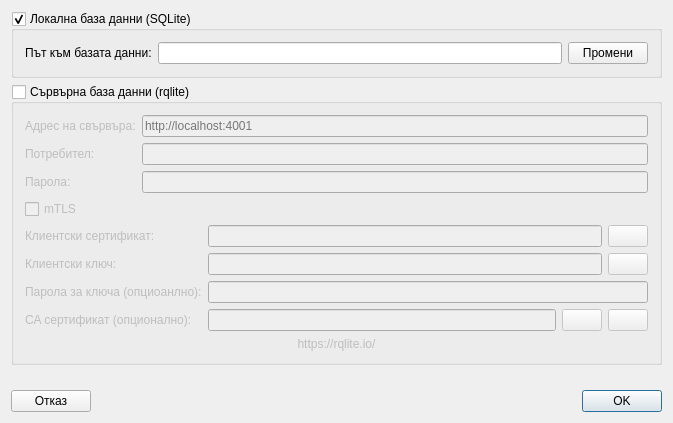
thefinalcutbg/DinoDent, file src/View/Widgets/DbSettingsDialog.ui: the form before one commit.
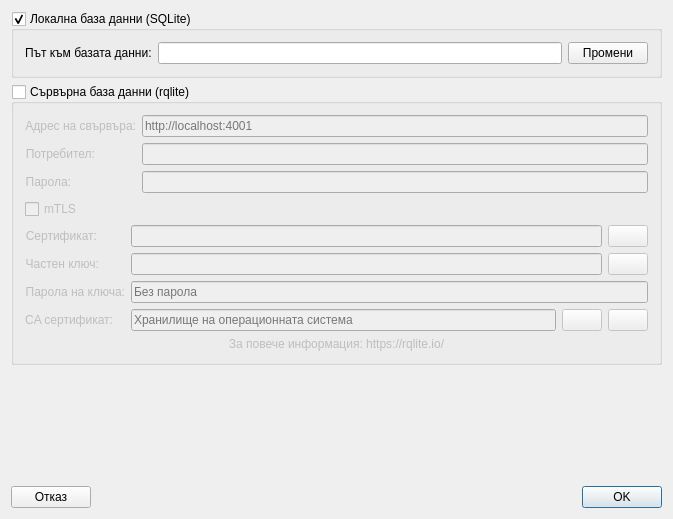
The form after the commit. Custom widgets are drawn as their Qt base class.

Commit message: macOS build fix. Layout update.

```diff
--- a/src/View/Widgets/DbSettingsDialog.ui
+++ b/src/View/Widgets/DbSettingsDialog.ui
@@ -7,7 +7,7 @@
     <x>0</x>
     <y>0</y>
     <width>673</width>
-    <height>423</height>
+    <height>519</height>
    </rect>
   </property>
   <property name="windowTitle">
@@ -62,14 +62,23 @@
      <property name="checked">
       <bool>false</bool>
      </property>
-     <layout class="QVBoxLayout" name="verticalLayout_4">
+     <layout class="QVBoxLayout" name="verticalLayout_2">
       <item>
-       <layout class="QFormLayout" name="formLayout">
+       <layout class="QFormLayout" name="formLayout_2">
+        <property name="fieldGrowthPolicy">
+         <enum>QFormLayout::FieldGrowthPolicy::ExpandingFieldsGrow</enum>
+        </property>
+        <property name="formAlignment">
+         <set>Qt::AlignmentFlag::AlignRight|Qt::AlignmentFlag::AlignTop|Qt::AlignmentFlag::AlignTrailing</set>
+        </property>
         <item row="0" column="0">
          <widget class="QLabel" name="label_2">
           <property name="text">
            <string>Адрес на свървъра:</string>
           </property>
+          <property name="alignment">
+           <set>Qt::AlignmentFlag::AlignRight|Qt::AlignmentFlag::AlignTrailing|Qt::AlignmentFlag::AlignVCenter</set>
+          </property>
          </widget>
         </item>
         <item row="0" column="1">
@@ -84,6 +93,9 @@
           <property name="text">
            <string>Потребител:</string>
           </property>
+          <property name="alignment">
+           <set>Qt::AlignmentFlag::AlignRight|Qt::AlignmentFlag::AlignTrailing|Qt::AlignmentFlag::AlignVCenter</set>
+          </property>
          </widget>
         </item>
         <item row="1" column="1">
@@ -98,6 +110,9 @@
           <property name="text">
            <string>Парола:</string>
           </property>
+          <property name="alignment">
+           <set>Qt::AlignmentFlag::AlignRight|Qt::AlignmentFlag::AlignTrailing|Qt::AlignmentFlag::AlignVCenter</set>
+          </property>
          </widget>
         </item>
         <item row="2" column="1">
@@ -138,40 +153,24 @@
           <number>0</number>
          </property>
          <item>
-          <layout class="QVBoxLayout" name="verticalLayout_2">
-           <item>
+          <layout class="QFormLayout" name="formLayout">
+           <property name="fieldGrowthPolicy">
+            <enum>QFormLayout::FieldGrowthPolicy::ExpandingFieldsGrow</enum>
+           </property>
+           <property name="formAlignment">
+            <set>Qt::AlignmentFlag::AlignJustify|Qt::AlignmentFlag::AlignTop</set>
+           </property>
+           <item row="0" column="0">
             <widget class="QLabel" name="label_6">
              <property name="text">
-              <string>Клиентски сертификат:</string>
+              <string>Сертификат:</string>
              </property>
-            </widget>
-           </item>
-           <item>
-            <widget class="QLabel" name="label_7">
-             <property name="text">
-              <string>Клиентски ключ:</string>
+             <property name="alignment">
+              <set>Qt::AlignmentFlag::AlignRight|Qt::AlignmentFlag::AlignTrailing|Qt::AlignmentFlag::AlignVCenter</set>
              </property>
             </widget>
            </item>
-           <item>
-            <widget class="QLabel" name="label_8">
-             <property name="text">
-              <string>Парола за ключа (опциоанлно):</string>
-             </property>
-            </widget>
-           </item>
-           <item>
-            <widget class="QLabel" name="label_5">
-             <property name="text">
-              <string>CA сертификат (опционално):</string>
-             </property>
-            </widget>
-           </item>
-          </layout>
-         </item>
-         <item>
-          <layout class="QVBoxLayout" name="verticalLayout_3">
-           <item>
+           <item row="0" column="1">
             <layout class="QHBoxLayout" name="horizontalLayout_4">
              <item>
               <widget class="LineEdit" name="certPathLine">
@@ -189,7 +188,17 @@
              </item>
             </layout>
            </item>
-           <item>
+           <item row="1" column="0">
+            <widget class="QLabel" name="label_7">
+             <property name="text">
+              <string>Частен ключ:</string>
+             </property>
+             <property name="alignment">
+              <set>Qt::AlignmentFlag::AlignRight|Qt::AlignmentFlag::AlignTrailing|Qt::AlignmentFlag::AlignVCenter</set>
+             </property>
+            </widget>
+           </item>
+           <item row="1" column="1">
             <layout class="QHBoxLayout" name="horizontalLayout_2">
              <item>
               <widget class="LineEdit" name="prvKeyLineEdit">
@@ -207,20 +216,49 @@
              </item>
             </layout>
            </item>
-           <item>
+           <item row="2" column="0">
+            <widget class="QLabel" name="label_8">
+             <property name="text">
+              <string>Парола на ключа:</string>
+             </property>
+             <property name="alignment">
+              <set>Qt::AlignmentFlag::AlignRight|Qt::AlignmentFlag::AlignTrailing|Qt::AlignmentFlag::AlignVCenter</set>
+             </property>
+            </widget>
+           </item>
+           <item row="2" column="1">
             <widget class="QLineEdit" name="prvPassLineEdit">
              <property name="echoMode">
               <enum>QLineEdit::EchoMode::Password</enum>
              </property>
+             <property name="placeholderText">
+              <string>Без парола</string>
+             </property>
             </widget>
            </item>
-           <item>
+           <item row="3" column="0">
+            <widget class="QLabel" name="label_5">
+             <property name="text">
+              <string>CA сертификат:</string>
+             </property>
+             <property name="alignment">
+              <set>Qt::AlignmentFlag::AlignRight|Qt::AlignmentFlag::AlignTrailing|Qt::AlignmentFlag::AlignVCenter</set>
+             </property>
+            </widget>
+           </item>
+           <item row="3" column="1">
             <layout class="QHBoxLayout" name="horizontalLayout_5">
              <item>
               <widget class="QLineEdit" name="caPathLine">
+               <property name="text">
+                <string/>
+               </property>
                <property name="readOnly">
                 <bool>true</bool>
                </property>
+               <property name="placeholderText">
+                <string>Хранилище на операционната система</string>
+               </property>
               </widget>
              </item>
              <item>
@@ -247,7 +285,7 @@
       <item>
        <widget class="QLabel" name="rqliteLabel">
         <property name="text">
-         <string>https://rqlite.io/</string>
+         <string>За повече информация: https://rqlite.io/</string>
         </property>
         <property name="alignment">
          <set>Qt::AlignmentFlag::AlignCenter</set>
```
The commit also changes 3 other files.
